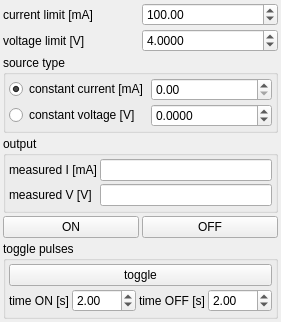
The window that instruments/keithley_2600_LED_driver.ui (dean-nanomol/nanomol) describes before a commit, drawn with Qt 5.
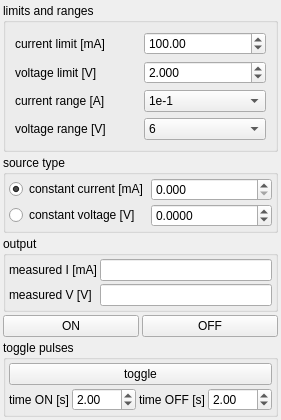
The same window after the commit.

Commit message: update keithley LED driver

The edit to the form file:
```diff
--- a/instruments/keithley_2600_LED_driver.ui
+++ b/instruments/keithley_2600_LED_driver.ui
@@ -6,8 +6,8 @@
    <rect>
     <x>0</x>
     <y>0</y>
-    <width>247</width>
-    <height>322</height>
+    <width>257</width>
+    <height>371</height>
    </rect>
   </property>
   <property name="windowTitle">
@@ -30,18 +30,33 @@
     <number>3</number>
    </property>
    <item>
-    <layout class="QHBoxLayout" name="horizontalLayout">
-     <property name="spacing">
-      <number>3</number>
+    <widget class="QGroupBox" name="groupBox_4">
+     <property name="title">
+      <string>limits and ranges</string>
      </property>
-     <item>
-      <widget class="QLabel" name="label">
+     <layout class="QGridLayout" name="gridLayout_3">
+      <item row="2" column="0">
+       <widget class="QLabel" name="label_7">
        <property name="text">
-        <string>current limit [mA]</string>
+         <string>current range [A]</string>
        </property>
       </widget>
      </item>
-     <item>
+      <item row="1" column="0">
+       <widget class="QLabel" name="label_2">
+        <property name="text">
+         <string>voltage limit [V]</string>
+        </property>
+       </widget>
+      </item>
+      <item row="3" column="0">
+       <widget class="QLabel" name="label_8">
+        <property name="text">
+         <string>voltage range [V]</string>
+        </property>
+       </widget>
+      </item>
+      <item row="0" column="1">
       <widget class="QDoubleSpinBox" name="I_limit_doubleSpinBox">
        <property name="maximum">
         <double>1500.000000000000000</double>
@@ -51,31 +66,87 @@
        </property>
       </widget>
      </item>
-    </layout>
-   </item>
-   <item>
-    <layout class="QHBoxLayout" name="horizontalLayout_2">
-     <property name="spacing">
-      <number>3</number>
-     </property>
-     <item>
-      <widget class="QLabel" name="label_2">
+      <item row="0" column="0">
+       <widget class="QLabel" name="label">
        <property name="text">
-        <string>voltage limit [V]</string>
+         <string>current limit [mA]</string>
        </property>
       </widget>
      </item>
-     <item>
+      <item row="1" column="1">
       <widget class="QDoubleSpinBox" name="V_limit_doubleSpinBox">
        <property name="decimals">
-        <number>4</number>
+         <number>3</number>
+        </property>
+        <property name="singleStep">
+         <double>0.100000000000000</double>
        </property>
        <property name="value">
-        <double>4.000000000000000</double>
+         <double>2.000000000000000</double>
        </property>
       </widget>
      </item>
-    </layout>
+      <item row="2" column="1">
+       <widget class="QComboBox" name="I_source_range_comboBox">
+        <property name="currentIndex">
+         <number>2</number>
+        </property>
+        <item>
+         <property name="text">
+          <string>1e-3</string>
+         </property>
+        </item>
+        <item>
+         <property name="text">
+          <string>1e-2</string>
+         </property>
+        </item>
+        <item>
+         <property name="text">
+          <string>1e-1</string>
+         </property>
+        </item>
+        <item>
+         <property name="text">
+          <string>1</string>
+         </property>
+        </item>
+        <item>
+         <property name="text">
+          <string>3</string>
+         </property>
+        </item>
+       </widget>
+      </item>
+      <item row="3" column="1">
+       <widget class="QComboBox" name="V_source_range_comboBox">
+        <property name="currentIndex">
+         <number>2</number>
+        </property>
+        <item>
+         <property name="text">
+          <string>0.1</string>
+         </property>
+        </item>
+        <item>
+         <property name="text">
+          <string>1</string>
+         </property>
+        </item>
+        <item>
+         <property name="text">
+          <string>6</string>
+         </property>
+        </item>
+        <item>
+         <property name="text">
+          <string>40</string>
+         </property>
+        </item>
+       </widget>
+      </item>
+     </layout>
+    </widget>
    </item>
    <item>
     <widget class="QGroupBox" name="groupBox">
@@ -101,7 +172,7 @@
       <item row="0" column="1">
        <widget class="QDoubleSpinBox" name="I_constant_current_doubleSpinBox">
         <property name="decimals">
-         <number>2</number>
+         <number>3</number>
         </property>
         <property name="maximum">
          <double>1500.000000000000000</double>
```
Lines whose indentation alone changed are shown as unchanged. The commit also changes 1 other file.
